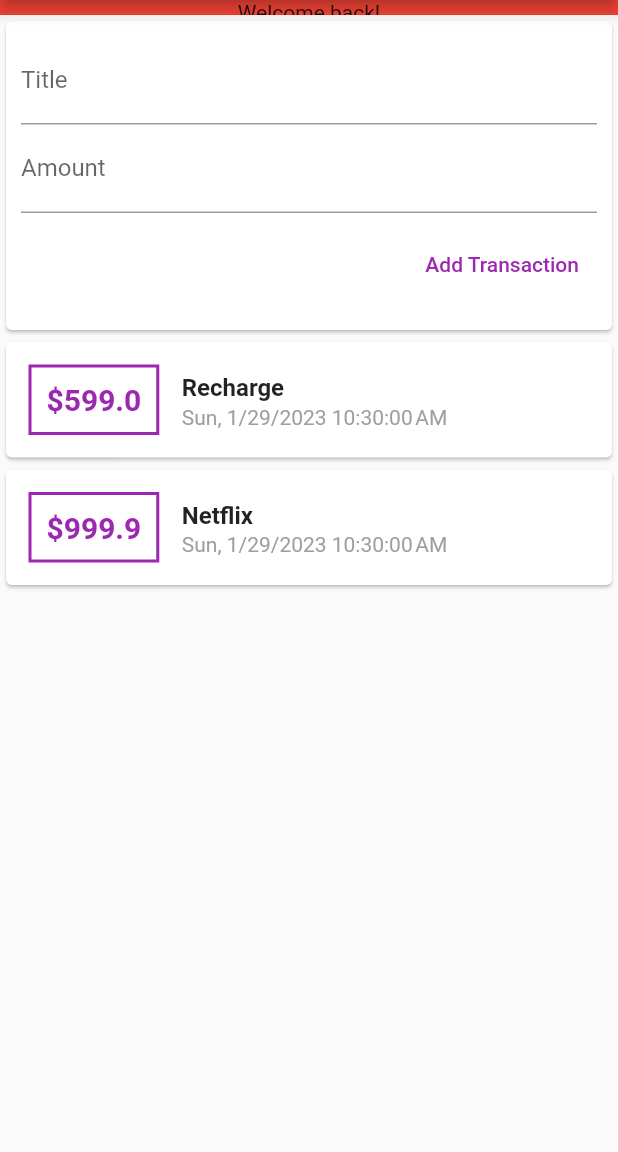
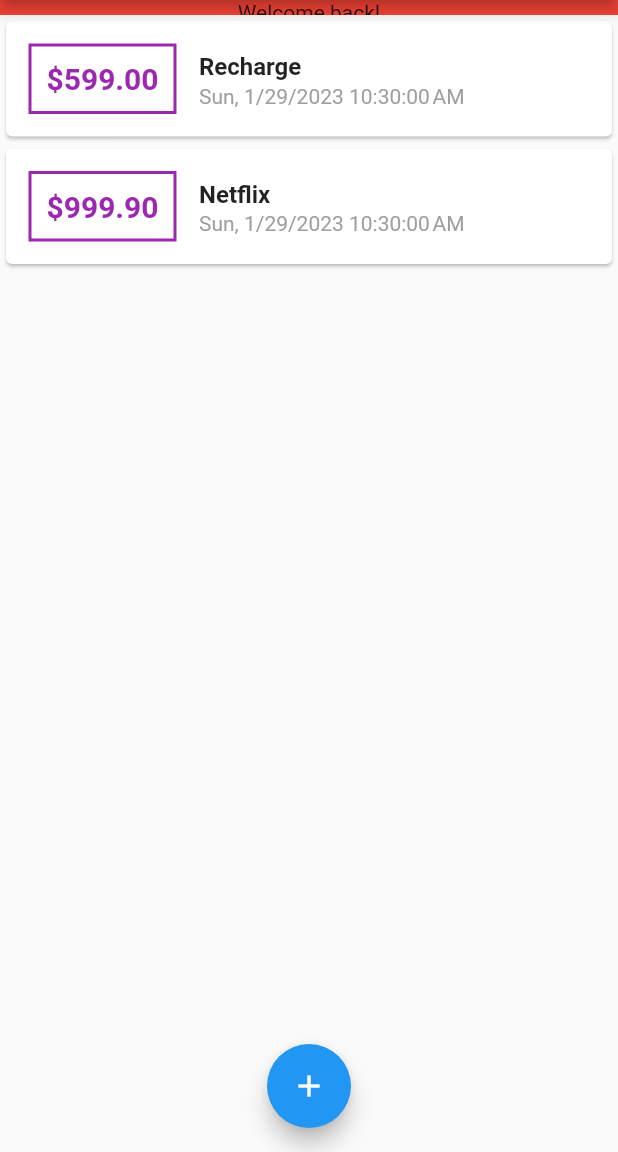
Before and after one commit to Shubh0405/Flutter-pre-exp, a Flutter app: the screen it shows after launch, on a phone screen of 412 x 824 dp, the part 84-1236 px from its top. Run offline on Flutter 3.47's test engine with Material 2 defaults, Android fonts, the phone set to English and light mode, and no system bars.

Commit message:
input transaction

```diff
--- a/personal_expenses/lib/main.dart
+++ b/personal_expenses/lib/main.dart
@@ -1,6 +1,7 @@
 import 'package:flutter/material.dart';
-import './transaction.dart';
-import 'package:intl/intl.dart';
+import 'widgets/transaction_list.dart';
+import 'models/transaction.dart';
+import 'widgets/new_transaction.dart';
 
 void main() {
   runApp(const MyApp());
@@ -18,14 +19,39 @@ class MyApp extends StatelessWidget {
   }
 }
 
-class MyHomePage extends StatelessWidget {
-  final List<Transaction> transactions = [
+class MyHomePage extends StatefulWidget {
+  MyHomePage({super.key});
+
+  @override
+  State<MyHomePage> createState() => _MyHomePageState();
+}
+
+class _MyHomePageState extends State<MyHomePage> {
+  final List<Transaction> _userTransaction = [
     Transaction(
         id: "t1", title: "Recharge", amount: 599.0, date: DateTime.now()),
     Transaction(id: "t2", title: "Netflix", amount: 999.9, date: DateTime.now())
   ];
 
-  MyHomePage({super.key});
+  void _addTransaction(String txTitle, double txAmount) {
+    final newTx = Transaction(
+        id: DateTime.now().toString(),
+        title: txTitle,
+        amount: txAmount,
+        date: DateTime.now());
+
+    setState(() {
+      _userTransaction.add(newTx);
+    });
+  }
+
+  void startAddNewTransaction(BuildContext ctx) {
+    showModalBottomSheet(
+        context: ctx,
+        builder: (_) {
+          return NewTransation(addTx: _addTransaction);
+        });
+  }
 
   @override
   Widget build(BuildContext context) {
@@ -33,84 +59,22 @@ class MyHomePage extends StatelessWidget {
       appBar: AppBar(
         title: const Text("Personal Expenses"),
       ),
-      body: Column(
+      body: SingleChildScrollView(
+        child: Column(
           children: [
             Container(
                 width: double.infinity,
                 height: 10.0,
                 color: Colors.red,
                 child: const Center(child: Text("Welcome back!"))),
-          Card(
-            child: Container(
-              padding: const EdgeInsets.all(10),
-              child: Column(
-                crossAxisAlignment: CrossAxisAlignment.end,
-                children: [
-                  const TextField(
-                    decoration: InputDecoration(labelText: 'Title'),
-                  ),
-                  const TextField(
-                    decoration: InputDecoration(labelText: 'Amount'),
-                  ),
-                  Container(
-                    padding: const EdgeInsets.symmetric(vertical: 10.0),
-                    child: TextButton(
-                        style: ButtonStyle(
-                          padding: MaterialStateProperty.all<EdgeInsets>(
-                              const EdgeInsets.all(12)),
-                          overlayColor: MaterialStateColor.resolveWith(
-                              (states) => Color.fromARGB(255, 241, 208, 247)),
-                        ),
-                        onPressed: (() {}),
-                        child: const Text(
-                          'Add Transaction',
-                          style: TextStyle(color: Colors.purple),
-                        )),
-                  )
+            TransactionList(userTransaction: _userTransaction)
           ],
         ),
       ),
-          ),
-          Column(
-            children: transactions.map((tx) {
-              return Card(
-                child: Row(
-                  children: [
-                    Container(
-                        margin: const EdgeInsets.symmetric(
-                            vertical: 15.0, horizontal: 15.0),
-                        decoration: BoxDecoration(
-                            border: Border.all(color: Colors.purple, width: 2)),
-                        padding: const EdgeInsets.all(10.0),
-                        child: Text(
-                            style: const TextStyle(
-                                color: Colors.purple,
-                                fontWeight: FontWeight.bold,
-                                fontSize: 20),
-                            '\$${tx.amount.toString()}')),
-                    Column(
-                      crossAxisAlignment: CrossAxisAlignment.start,
-                      mainAxisAlignment: MainAxisAlignment.spaceAround,
-                      children: [
-                        Container(
-                          padding: const EdgeInsets.symmetric(vertical: 2.0),
-                          child: Text(
-                            tx.title,
-                            style: const TextStyle(
-                                fontWeight: FontWeight.bold, fontSize: 16),
-                          ),
-                        ),
-                        Text(DateFormat.yMEd().add_jms().format(tx.date),
-                            style: const TextStyle(color: Colors.grey))
-                      ],
-                    )
-                  ],
-                ),
-              );
-            }).toList(),
-          )
-        ],
-      ),
+      floatingActionButtonLocation: FloatingActionButtonLocation.centerFloat,
+      floatingActionButton: FloatingActionButton(
+          child: Icon(Icons.add),
+          onPressed: () => startAddNewTransaction(context)),
     );
   }
 }
--- /dev/null
+++ b/personal_expenses/lib/widgets/transaction_list.dart
@@ -0,0 +1,51 @@
+import 'package:flutter/material.dart';
+import '../models/transaction.dart';
+import 'package:intl/intl.dart';
+
+class TransactionList extends StatelessWidget {
+  final List<Transaction> userTransaction;
+
+  const TransactionList({super.key, required this.userTransaction});
+
+  @override
+  Widget build(BuildContext context) {
+    return Column(
+      children: userTransaction.map((tx) {
+        return Card(
+          child: Row(
+            children: [
+              Container(
+                  margin: const EdgeInsets.symmetric(
+                      vertical: 15.0, horizontal: 15.0),
+                  decoration: BoxDecoration(
+                      border: Border.all(color: Colors.purple, width: 2)),
+                  padding: const EdgeInsets.all(10.0),
+                  child: Text(
+                      style: const TextStyle(
+                          color: Colors.purple,
+                          fontWeight: FontWeight.bold,
+                          fontSize: 20),
+                      '\$${tx.amount.toStringAsFixed(2)}')),
+              Column(
+                crossAxisAlignment: CrossAxisAlignment.start,
+                mainAxisAlignment: MainAxisAlignment.spaceAround,
+                children: [
+                  Container(
+                    padding: const EdgeInsets.symmetric(vertical: 2.0),
+                    child: Text(
+                      tx.title,
+                      style: const TextStyle(
+                          fontWeight: FontWeight.bold, fontSize: 16),
+                    ),
+                  ),
+                  Text(DateFormat.yMEd().add_jms().format(tx.date),
+                      style: const TextStyle(color: Colors.grey))
+                ],
+              )
+            ],
+          ),
+        );
+      }).toList(),
+    );
+  }
+}
```
Also changed, not shown: personal_expenses/lib/widgets/new_transaction.dart (added, +68 -0 lines), personal_expenses/lib/models/transaction.dart (renamed from personal_expenses/lib/transaction.dart). Lines whose indentation alone changed are shown as unchanged.
